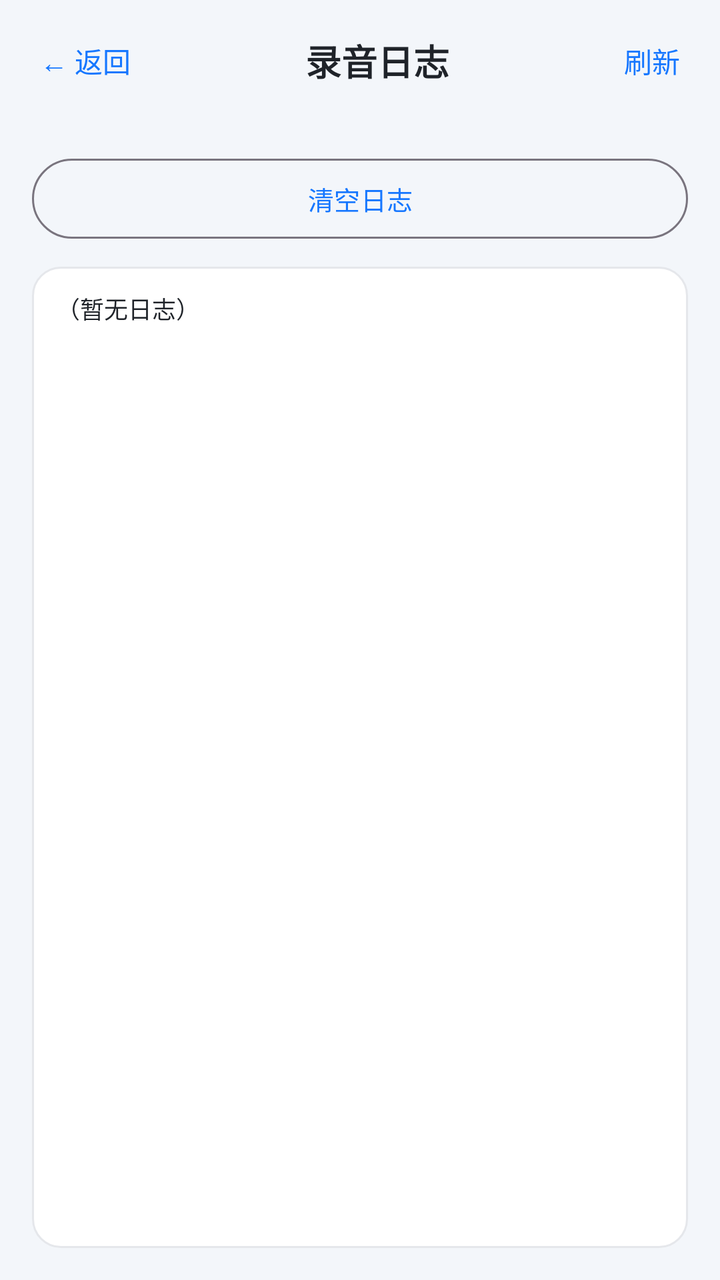
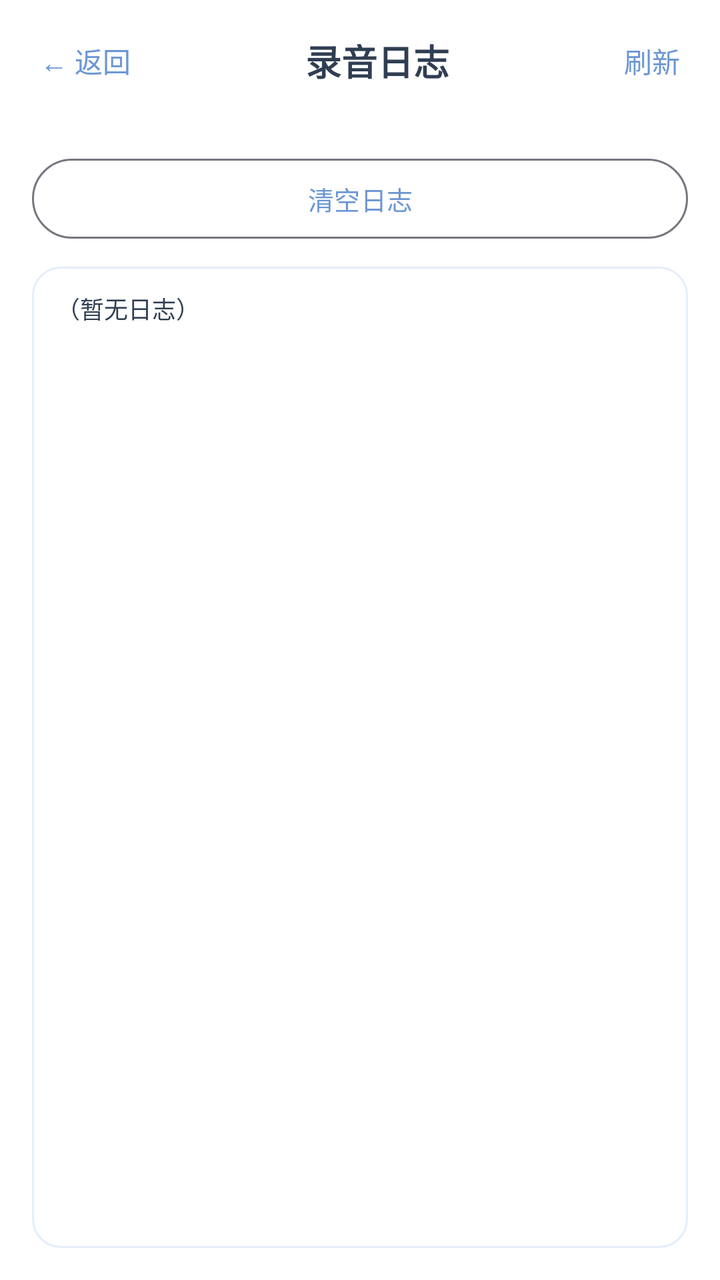

Screens rendered from an Android XML layout before and after an edit, with the pre-edit source and the edit as a unified diff.
<!-- AndroidManifest.xml: application theme Theme.EyewearLiveTranscribe -->
<!-- res/layout/activity_log.xml -->
<?xml version="1.0" encoding="utf-8"?>
<LinearLayout xmlns:android="http://schemas.android.com/apk/res/android"
    xmlns:app="http://schemas.android.com/apk/res-auto"
    android:layout_width="match_parent"
    android:layout_height="match_parent"
    android:background="@color/bg"
    android:orientation="vertical"
    android:padding="16dp">

    <LinearLayout
        android:layout_width="match_parent"
        android:layout_height="wrap_content"
        android:gravity="center_vertical"
        android:orientation="horizontal">

        <TextView
            android:id="@+id/btnBack"
            android:layout_width="wrap_content"
            android:layout_height="wrap_content"
            android:padding="4dp"
            android:text="← 返回"
            android:textColor="@color/accent"
            android:textSize="14sp" />

        <TextView
            android:layout_width="0dp"
            android:layout_height="wrap_content"
            android:layout_weight="1"
            android:gravity="center"
            android:text="录音日志"
            android:textColor="@color/text_primary"
            android:textSize="18sp"
            android:textStyle="bold" />

        <TextView
            android:id="@+id/btnRefresh"
            android:layout_width="wrap_content"
            android:layout_height="wrap_content"
            android:padding="4dp"
            android:text="刷新"
            android:textColor="@color/accent"
            android:textSize="14sp" />
    </LinearLayout>

    <TextView
        android:id="@+id/tvLogPath"
        android:layout_width="match_parent"
        android:layout_height="wrap_content"
        android:layout_marginTop="8dp"
        android:textColor="@color/text_secondary"
        android:textSize="11sp" />

    <com.google.android.material.button.MaterialButton
        android:id="@+id/btnClear"
        style="@style/Widget.Material3.Button.OutlinedButton"
        android:layout_width="match_parent"
        android:layout_height="wrap_content"
        android:layout_marginTop="8dp"
        android:text="清空日志"
        android:textSize="13sp" />

    <ScrollView
        android:layout_width="match_parent"
        android:layout_height="0dp"
        android:layout_marginTop="10dp"
        android:layout_weight="1"
        android:background="@drawable/bg_card"
        android:padding="12dp">

        <TextView
            android:id="@+id/tvLogContent"
            android:layout_width="match_parent"
            android:layout_height="wrap_content"
            android:fontFamily="monospace"
            android:text="（暂无日志）"
            android:textColor="@color/text_primary"
            android:textIsSelectable="true"
            android:textSize="12sp" />
    </ScrollView>
</LinearLayout>
<!-- resources referenced by this layout -->
<resources>
  <color name="accent">#1677FF</color>
  <color name="bg">#F3F6FA</color>
  <color name="text_primary">#1F2329</color>
  <color name="text_secondary">#6B7280</color>
  <!-- drawable bg_card (drawable) -->
  <?xml version="1.0" encoding="utf-8"?>
  <shape xmlns:android="http://schemas.android.com/apk/res/android" android:shape="rectangle">
      <solid android:color="@color/surface" />
      <corners android:radius="14dp" />
      <stroke android:width="1dp" android:color="@color/border" />
  </shape>
  <style name="Theme.EyewearLiveTranscribe" parent="Theme.Material3.Light.NoActionBar">
          <item name="android:windowBackground">@color/bg</item>
          <item name="colorPrimary">@color/accent</item>
          <item name="colorOnPrimary">@android:color/white</item>
          <item name="colorSurface">@color/surface</item>
          <item name="android:statusBarColor">@color/bg</item>
          <item name="android:windowLightStatusBar">true</item>
      </style>
  <color name="surface">#FFFFFF</color>
  <color name="border">#E5E7EB</color>
</resources>

<!-- the commit's change to res/layout/activity_log.xml (unified diff, before → after) -->
@@ -3,7 +3,7 @@
     xmlns:app="http://schemas.android.com/apk/res-auto"
     android:layout_width="match_parent"
     android:layout_height="match_parent"
-    android:background="@color/bg"
+    android:background="@color/background"
     android:orientation="vertical"
     android:padding="16dp">
 
<!-- resource entries referenced after the edit -->
@@ -1,9 +1,9 @@
 <!-- resources referenced by this layout -->
 <resources>
-  <color name="accent">#1677FF</color>
-  <color name="bg">#F3F6FA</color>
-  <color name="text_primary">#1F2329</color>
-  <color name="text_secondary">#6B7280</color>
+  <color name="accent">@color/primary</color>
+  <color name="background">#FFFFFF</color>
+  <color name="text_primary">@color/text</color>
+  <color name="text_secondary">#7A8FA6</color>
   <!-- drawable bg_card (drawable) -->
   <?xml version="1.0" encoding="utf-8"?>
   <shape xmlns:android="http://schemas.android.com/apk/res/android" android:shape="rectangle">
@@ -12,14 +12,18 @@
       <stroke android:width="1dp" android:color="@color/border" />
   </shape>
   <style name="Theme.EyewearLiveTranscribe" parent="Theme.Material3.Light.NoActionBar">
-          <item name="android:windowBackground">@color/bg</item>
-          <item name="colorPrimary">@color/accent</item>
-          <item name="colorOnPrimary">@android:color/white</item>
+          <item name="android:windowBackground">@color/background</item>
+          <item name="colorPrimary">@color/primary</item>
+          <item name="colorOnPrimary">@color/on_primary</item>
           <item name="colorSurface">@color/surface</item>
-          <item name="android:statusBarColor">@color/bg</item>
+          <item name="android:statusBarColor">@color/background</item>
           <item name="android:windowLightStatusBar">true</item>
+          <item name="android:navigationBarColor">@color/background</item>
       </style>
+  <color name="primary">#6B96D4</color>
+  <color name="text">#2F3E52</color>
   <color name="surface">#FFFFFF</color>
-  <color name="border">#E5E7EB</color>
+  <color name="border">#E4EEFA</color>
+  <color name="on_primary">#FFFFFF</color>
 </resources>
 
